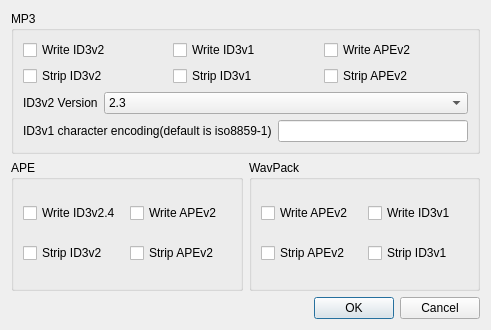
Above: MetadataPrefsDialog.ui from cmpute/deadbeef-qt5 before the change. Below: the same form after it.
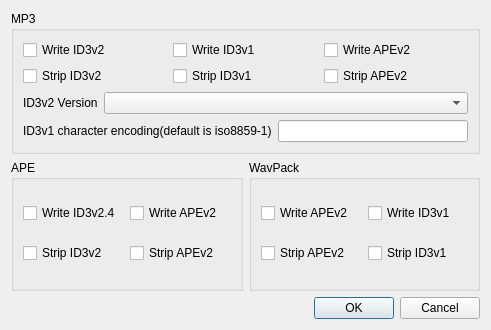
That is the form after the change.

```diff
--- a/MetadataPrefsDialog.ui
+++ b/MetadataPrefsDialog.ui
@@ -74,16 +74,6 @@
               <verstretch>0</verstretch>
              </sizepolicy>
             </property>
-            <item>
-             <property name="text">
-              <string>2.3</string>
-             </property>
-            </item>
-            <item>
-             <property name="text">
-              <string>2.4</string>
-             </property>
-            </item>
            </widget>
           </item>
          </layout>
```
Left out of the diff: 5 changed lines with no effect on the pictures.
